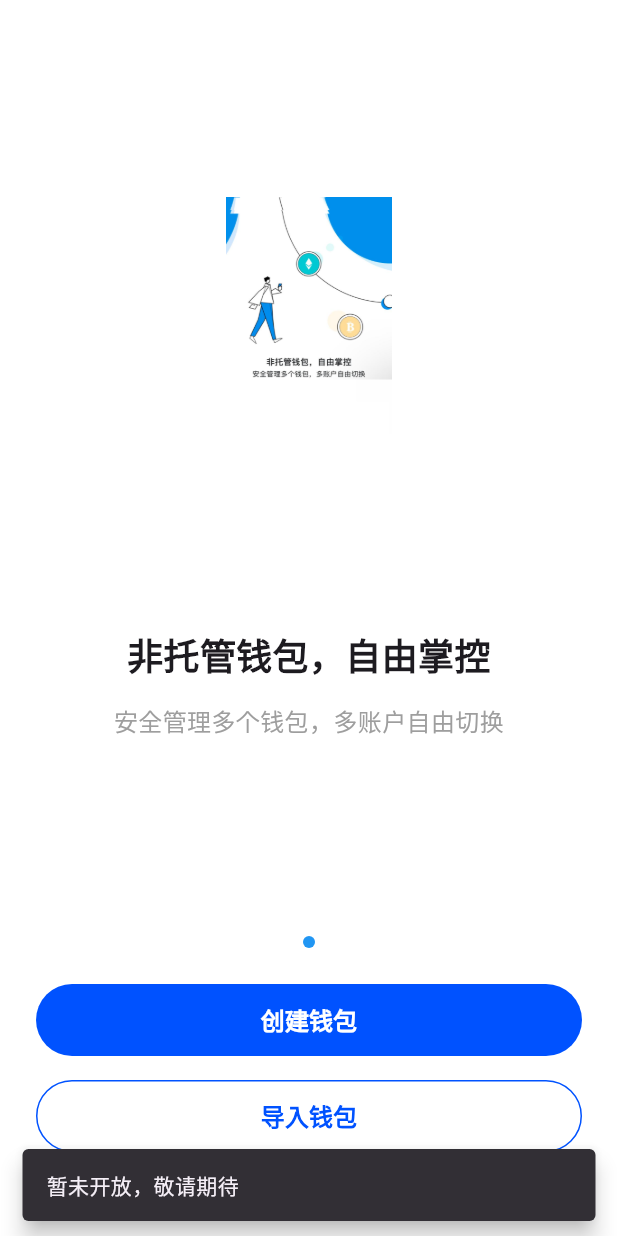
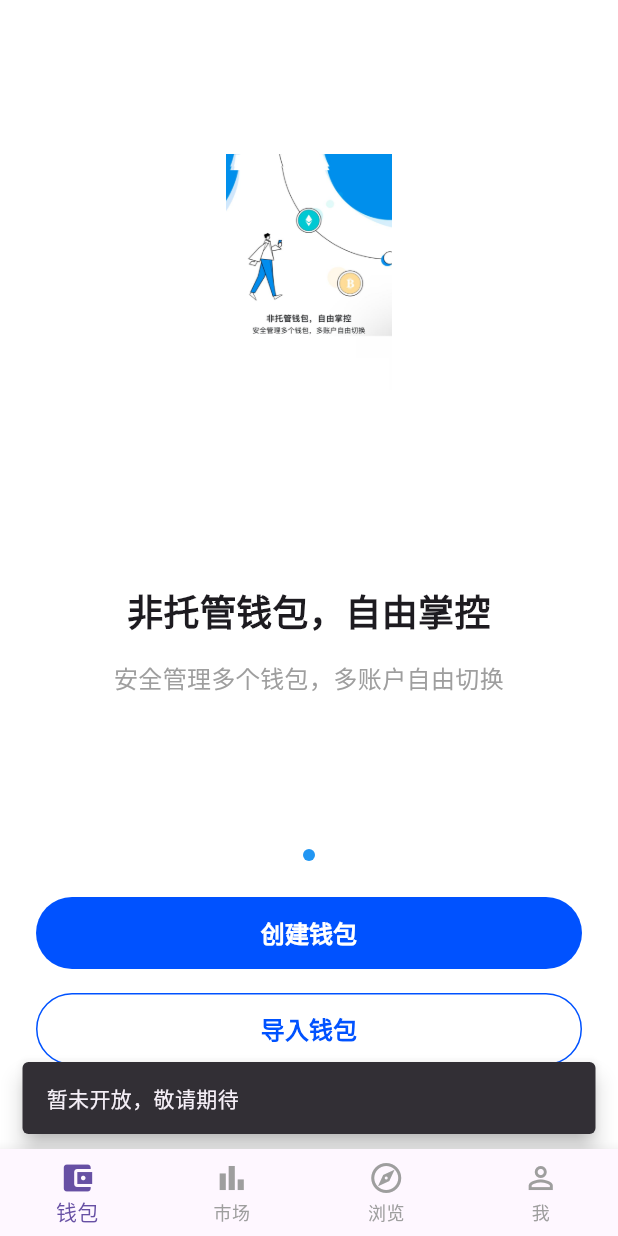
Before and after one commit to dmmgogogo/imcrypto, a Flutter app: the screen it shows after launch, after a tap on "导入钱包", on a phone screen of 412 x 824 dp. Run offline on Flutter 3.47's test engine with Material 3 defaults, Android fonts, the phone set to English and light mode, and no system bars; our stand-ins replace flutter_dotenv, flutter_secure_storage, hex; missing offline and left inert: bip39, ed25519_hd_key, web3dart.

Commit message:
添加banner导航栏

```diff
--- a/lib/features/app.dart
+++ b/lib/features/app.dart
@@ -1,5 +1,5 @@
 import 'package:flutter/material.dart';
-import 'home/home_screen.dart';
+import 'main/main_screen.dart';
 
 class App extends StatelessWidget {
   const App({Key? key}) : super(key: key);
@@ -65,7 +65,7 @@ class App extends StatelessWidget {
           ),
         ),
       ),
-      home: const HomeScreen(),
+      home: const MainScreen(),
     );
   }
 }
--- /dev/null
+++ b/lib/features/browser/browser_screen.dart
@@ -0,0 +1,20 @@
+import 'package:flutter/material.dart';
+
+class BrowserScreen extends StatelessWidget {
+  const BrowserScreen({Key? key}) : super(key: key);
+
+  @override
+  Widget build(BuildContext context) {
+    return const Scaffold(
+      body: Center(
+        child: Text(
+          '浏览功能开发中...',
+          style: TextStyle(
+            fontSize: 16,
+            color: Colors.grey,
+          ),
+        ),
+      ),
+    );
+  }
+}
--- /dev/null
+++ b/lib/features/main/main_screen.dart
@@ -0,0 +1,66 @@
+import 'package:flutter/material.dart';
+import '../home/home_screen.dart';
+import '../market/market_screen.dart';
+import '../browser/browser_screen.dart';
+import '../profile/profile_screen.dart';
+
+class MainScreen extends StatefulWidget {
+  const MainScreen({Key? key}) : super(key: key);
+
+  @override
+  State<MainScreen> createState() => _MainScreenState();
+}
+
+class _MainScreenState extends State<MainScreen> {
+  int _currentIndex = 0;
+
+  final List<Widget> _pages = [
+    const HomeScreen(),
+    const MarketScreen(),
+    const BrowserScreen(),
+    const ProfileScreen(),
+  ];
+
+  @override
+  Widget build(BuildContext context) {
+    return Scaffold(
+      body: IndexedStack(
+        index: _currentIndex,
+        children: _pages,
+      ),
+      bottomNavigationBar: BottomNavigationBar(
+        currentIndex: _currentIndex,
+        type: BottomNavigationBarType.fixed,
+        selectedItemColor: Theme.of(context).primaryColor,
+        unselectedItemColor: Colors.grey,
+        onTap: (index) {
+          setState(() {
+            _currentIndex = index;
+          });
+        },
+        items: const [
+          BottomNavigationBarItem(
+            icon: Icon(Icons.account_balance_wallet_outlined),
+            activeIcon: Icon(Icons.account_balance_wallet),
+            label: '钱包',
+          ),
+          BottomNavigationBarItem(
+            icon: Icon(Icons.bar_chart_outlined),
+            activeIcon: Icon(Icons.bar_chart),
+            label: '市场',
+          ),
+          BottomNavigationBarItem(
+            icon: Icon(Icons.explore_outlined),
+            activeIcon: Icon(Icons.explore),
+            label: '浏览',
+          ),
+          BottomNavigationBarItem(
+            icon: Icon(Icons.person_outline),
+            activeIcon: Icon(Icons.person),
+            label: '我',
+          ),
+        ],
+      ),
+    );
+  }
+}
--- /dev/null
+++ b/lib/features/market/market_screen.dart
@@ -0,0 +1,20 @@
+import 'package:flutter/material.dart';
+
+class MarketScreen extends StatelessWidget {
+  const MarketScreen({Key? key}) : super(key: key);
+
+  @override
+  Widget build(BuildContext context) {
+    return const Scaffold(
+      body: Center(
+        child: Text(
+          '市场功能开发中...',
+          style: TextStyle(
+            fontSize: 16,
+            color: Colors.grey,
+          ),
+        ),
+      ),
+    );
+  }
+}
--- /dev/null
+++ b/lib/features/profile/profile_screen.dart
@@ -0,0 +1,59 @@
+import 'package:flutter/material.dart';
+import 'widgets/profile_menu_item.dart';
+
+class ProfileScreen extends StatelessWidget {
+  const ProfileScreen({Key? key}) : super(key: key);
+
+  @override
+  Widget build(BuildContext context) {
+    return Scaffold(
+      appBar: AppBar(
+        title: const Text('我'),
+      ),
+      body: ListView(
+        children: [
+          const SizedBox(height: 16),
+          ProfileMenuItem(
+            icon: Icons.person_outline,
+            title: '地址本',
+            onTap: () {
+              // TODO: 实现地址本功能
+            },
+          ),
+          const Divider(height: 1),
+          ProfileMenuItem(
+            icon: Icons.settings_outlined,
+            title: '使用设置',
+            onTap: () {
+              // TODO: 导航到设置页面
+            },
+          ),
+          const SizedBox(height: 8),
+          ProfileMenuItem(
+            icon: Icons.help_outline,
+            title: '帮助与反馈',
+            onTap: () {
+              // TODO: 导航到帮助与反馈页面
+            },
+          ),
+          const Divider(height: 1),
+          ProfileMenuItem(
+            icon: Icons.description_outlined,
+            title: '钱包指南',
+            onTap: () {
+              // TODO: 实现钱包指南功能
+            },
+          ),
+          const Divider(height: 1),
+          ProfileMenuItem(
+            icon: Icons.info_outline,
+            title: '关于我们',
+            onTap: () {
+              // TODO: 导航到关于我们页面
+            },
+          ),
+        ],
+      ),
+    );
+  }
+}
--- /dev/null
+++ b/lib/features/profile/widgets/profile_menu_item.dart
@@ -0,0 +1,38 @@
+import 'package:flutter/material.dart';
+
+class ProfileMenuItem extends StatelessWidget {
+  final IconData icon;
+  final String title;
+  final VoidCallback onTap;
+
+  const ProfileMenuItem({
+    Key? key,
+    required this.icon,
+    required this.title,
+    required this.onTap,
+  }) : super(key: key);
+
+  @override
+  Widget build(BuildContext context) {
+    return ListTile(
+      leading: Icon(
+        icon,
+        color: Colors.grey[700],
+        size: 24,
+      ),
+      title: Text(
+        title,
+        style: const TextStyle(
+          fontSize: 16,
+          fontWeight: FontWeight.w400,
+        ),
+      ),
+      trailing: Icon(
+        Icons.chevron_right,
+        color: Colors.grey[400],
+        size: 24,
+      ),
+      onTap: onTap,
+    );
+  }
+}
```
